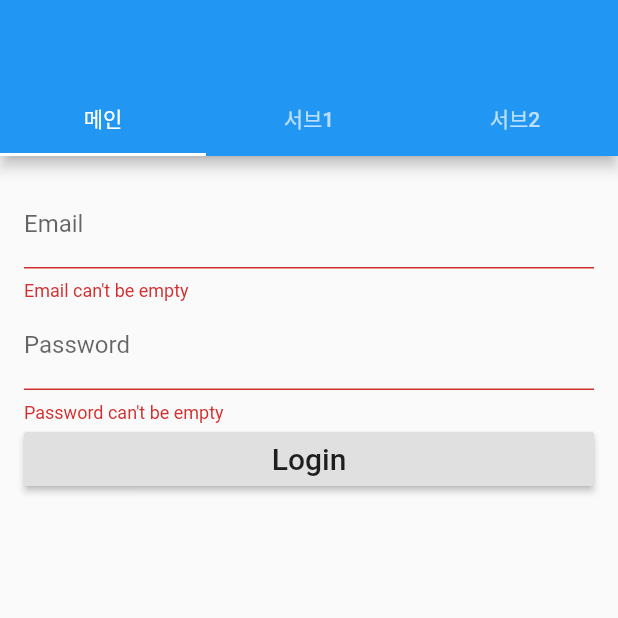
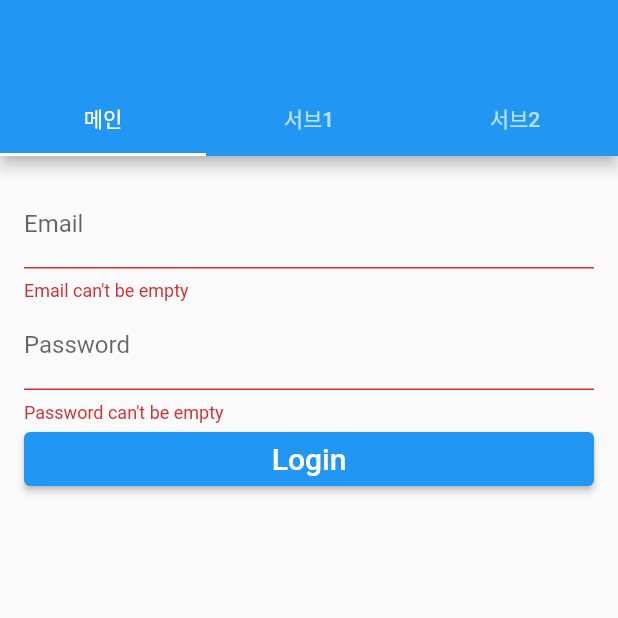
Before and after one commit to shicmts/flutter_sample_app, a Flutter app: the screen it shows after launch, after a tap on "Login", on a phone screen of 412 x 824 dp, the top half of it. Run offline on Flutter 3.47's test engine with Material 2 defaults, Android fonts, the light colour scheme and no system bars; our stand-ins replace webview_flutter.

Commit message:
sub2, tab3 merge 충돌 해결

```diff
--- a/flutter_sample_app/lib/view/page/home/home_page_main.dart
+++ b/flutter_sample_app/lib/view/page/home/home_page_main.dart
@@ -17,7 +17,7 @@ class _HomePageMainState extends State<HomePageMain> {
     Tab(text: "서브2")
   ];
 
-  static List<Widget> _views = [
+  static final List<Widget> _views = [
     HomeTabMain(),
     HomeTabSub1(), //statefulwidget으로 const 제거
     HomeTabSub2()
--- a/flutter_sample_app/lib/view/page/home/src/login_page.dart
+++ b/flutter_sample_app/lib/view/page/home/src/login_page.dart
@@ -1,33 +1,69 @@
 import 'package:flutter/material.dart';
 import 'package:flutter/services.dart';
+import 'dart:async';
 
 class LoginPage extends StatefulWidget {
+  const LoginPage({Key? key}) : super(key: key);
+
   @override
   _LoginPageState createState() => _LoginPageState();
 }
 
 class _LoginPageState extends State<LoginPage> {
   static const platform = MethodChannel('com.shicmts.flutter_sample_app');
-  final formKey = new GlobalKey<FormState>(); //하단 메세지 키
+  final formKey = GlobalKey<FormState>(); //하단 메세지 키
 
   late String _email;
   late String _password;
   late String _result;
-  void saveAndGetUserList() {
+
+  Future<void> _saveAndGetUserList() async {
     final form = formKey.currentState;
     if (form!.validate()) {
       form.save();
       print('Form is valid Email: $_email, password: $_password');
-      String email = _email;
+
+      String result = 'null';
+      try {String email = _email;
       String password = _password;
-      String result = 'null';
-      Future<Null> _getBatteryLevel(email, password) async {
-        try {
-          result = await platform.invokeMethod(
-              'getUserList', {"email": email, "password": password});
-          print('정보를 제대로 가져왔습니다.');
+      result = await platform.invokeMethod("getUserList", <String, String> {
+        "email": email,
+        "password": password
+      }); //, {"email": email, "password": password}
+
+      if (result == "100") {
+        showDialog(
+            context: context,
+            barrierDismissible: false,
+            builder: (BuildContext context) {
+              return AlertDialog(
+                title: const Text('로그인'),
+                content: SingleChildScrollView(
+                  child: ListBody(
+                    children: <Widget>[
+                      Text(
+                          "정상적으로 로그인 되었습니다. email:$email, password:$password")
+                    ],
+                  ),
+                ),
+                actions: <Widget>[
+                  TextButton(
+                      onPressed: () {
+                        Navigator.of(context).pop();
+                      },
+                      child: const Text('ok')),
+                  TextButton(
+                      onPressed: () {
+                        Navigator.of(context).pop();
+                      },
+                      child: const Text('cancel')),
+                ],
+              );
+            });
+      }
+      print('정보를 제대로 가져왔습니다. $result');
       } on PlatformException catch (e) {
-          result = "정보를 가지고 오지 못했습니다. ${e.message}";
+        print("정보를 가지고 오지 못했습니다. ${e.message}");
       }
 
       setState(() {
@@ -35,37 +71,33 @@ class _LoginPageState extends State<LoginPage> {
       });
     }
   }
-  }
 
   @override
   Widget build(BuildContext context) {
     return Scaffold(
       body: Container(
-        padding: EdgeInsets.all(16),
+        padding: const EdgeInsets.all(16),
         child: Form(
           key: formKey,
           child: Column(
             crossAxisAlignment: CrossAxisAlignment.stretch,
             children: <Widget>[
               TextFormField(
-                decoration: InputDecoration(labelText: 'Email'),
+                decoration: const InputDecoration(labelText: 'Email'),
                 validator: (value) =>
                 value!.isEmpty ? 'Email can\'t be empty' : null,
                 onSaved: (value) => _email = value!,
               ),
               TextFormField(
                 obscureText: true,
-                decoration: InputDecoration(labelText: 'Password'),
+                decoration: const InputDecoration(labelText: 'Password'),
                 validator: (value) =>
                 value!.isEmpty ? 'Password can\'t be empty' : null,
                 onSaved: (value) => _password = value!,
               ),
-              RaisedButton(
-                child: Text(
-                  'Login',
-                  style: TextStyle(fontSize: 20.0),
-                ),
-                onPressed: saveAndGetUserList,
+              ElevatedButton(
+                onPressed: _saveAndGetUserList,
+                child: const Text('Login', style: TextStyle(fontSize: 20.0),),
               ),
             ],
           ),
```
Also changed, not shown: 2 other files. Lines whose indentation alone changed are shown as unchanged.
